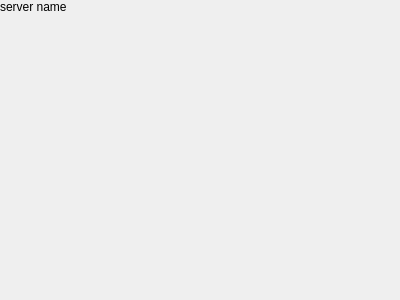
Old version of the form ui/JenkinsServerFrame.ui in the repository germaniumhq/felix.
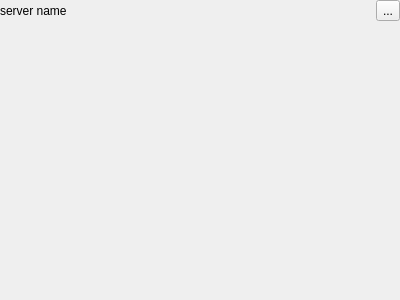
New version of the form.

```diff
--- a/ui/JenkinsServerFrame.ui
+++ b/ui/JenkinsServerFrame.ui
@@ -27,11 +27,35 @@
     <number>0</number>
    </property>
    <item>
+    <layout class="QHBoxLayout" name="horizontalLayout">
+     <item>
     <widget class="QLabel" name="server_name_label">
      <property name="text">
       <string>server name</string>
      </property>
     </widget>
+     </item>
+     <item>
+      <spacer name="horizontalSpacer">
+       <property name="orientation">
+        <enum>Qt::Horizontal</enum>
+       </property>
+       <property name="sizeHint" stdset="0">
+        <size>
+         <width>40</width>
+         <height>20</height>
+        </size>
+       </property>
+      </spacer>
+     </item>
+     <item>
+      <widget class="QToolButton" name="configure_server_button">
+       <property name="text">
+        <string>...</string>
+       </property>
+      </widget>
+     </item>
+    </layout>
    </item>
    <item>
     <layout class="QGridLayout" name="content"/>
```
Lines whose indentation alone changed are shown as unchanged.
